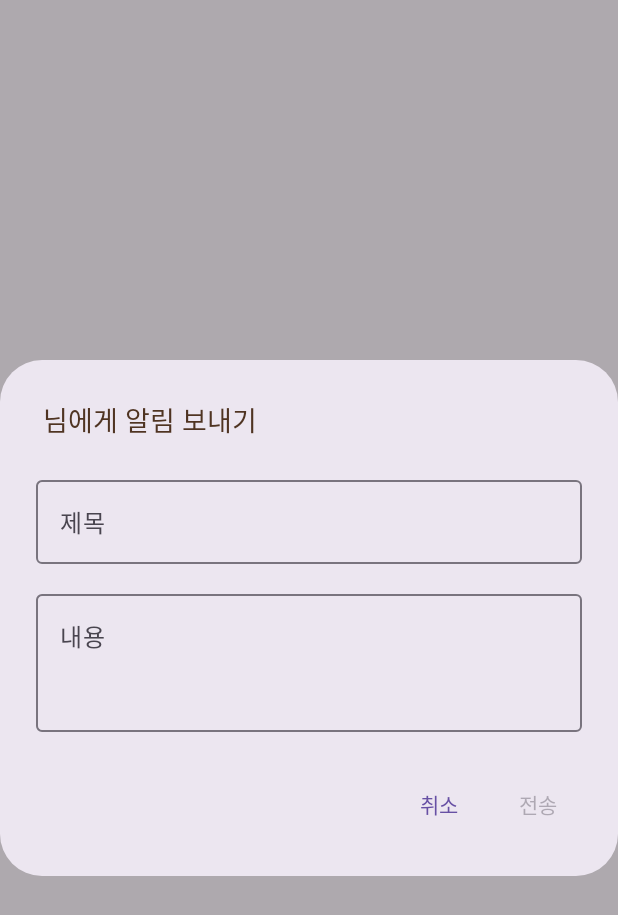
After one commit to Spinichi/Hand, an Android app built with Jetpack Compose: the composable SendNotificationDialog called with empty values, on a phone screen of 412 x 824 dp. The commit adds this screen. Shown: the top 915 px of the screen. Run offline under Robolectric (Android 15) with nearby library versions, the phone set to English and light mode, and no system bars; Roboto replaces fonts that are not available here.

Commit message:
feat: 앱 그룹원 알림 아이콘 및 모달창 추가

```diff
--- /dev/null
+++ b/frontend/app/src/main/java/com/hand/hand/ui/admin/dialog/SendNotificationDialog.kt
@@ -0,0 +1,78 @@
+package com.hand.hand.ui.admin.dialog
+
+import androidx.compose.foundation.layout.*
+import androidx.compose.material3.*
+import androidx.compose.runtime.*
+import androidx.compose.ui.Modifier
+import androidx.compose.ui.text.font.FontWeight
+import androidx.compose.ui.unit.dp
+import androidx.compose.ui.unit.sp
+import com.hand.hand.ui.theme.BrandFontFamily
+import com.hand.hand.ui.theme.Brown80
+
+@Composable
+fun SendNotificationDialog(
+    memberName: String,
+    onDismiss: () -> Unit,
+    onSend: (title: String, body: String) -> Unit
+) {
+    var title by remember { mutableStateOf("") }
+    var body by remember { mutableStateOf("") }
+
+    AlertDialog(
+        onDismissRequest = onDismiss,
+        title = {
+            Text(
+                text = "$memberName 님에게 알림 보내기",
+                fontSize = 18.sp,
+                fontWeight = FontWeight.Bold,
+                fontFamily = BrandFontFamily,
+                color = Brown80
+            )
+        },
+        text = {
+            Column(verticalArrangement = Arrangement.spacedBy(12.dp)) {
+                OutlinedTextField(
+                    value = title,
+                    onValueChange = { title = it },
+                    label = { Text("제목", fontFamily = BrandFontFamily) },
+                    singleLine = true,
+                    modifier = Modifier.fillMaxWidth()
+                )
+                OutlinedTextField(
+                    value = body,
+                    onValueChange = { body = it },
+                    label = { Text("내용", fontFamily = BrandFontFamily) },
+                    minLines = 3,
+                    maxLines = 5,
+                    modifier = Modifier.fillMaxWidth()
+                )
+            }
+        },
+        confirmButton = {
+            TextButton(
+                onClick = {
+                    if (title.isNotBlank() && body.isNotBlank()) {
+                        onSend(title, body)
+                    }
+                },
+                enabled = title.isNotBlank() && body.isNotBlank()
+            ) {
+                Text(
+                    "전송",
+                    fontFamily = BrandFontFamily,
+                    fontWeight = FontWeight.Bold
+                )
+            }
+        },
+        dismissButton = {
+            TextButton(onClick = onDismiss) {
+                Text(
+                    "취소",
+                    fontFamily = BrandFontFamily,
+                    fontWeight = FontWeight.Medium
+                )
+            }
+        }
+    )
+}
```
Also changed, not shown: frontend/app/src/main/java/com/hand/hand/api/Notification/ManagerNotificationInterface.kt (added, +27 -0 lines), frontend/app/src/main/java/com/hand/hand/api/Notification/ManagerNotificationManager.kt (added, +70 -0 lines), frontend/app/src/main/java/com/hand/hand/ui/admin/AdminHomeActivity.kt (+50 -1 lines), frontend/app/src/main/java/com/hand/hand/ui/admin/section/AdminMembersSection.kt (+19 -2 lines), frontend/app/src/main/res/drawable/group_notification.png (added), frontend/app/src/main/res/drawable/group_notification_full.png (added).
